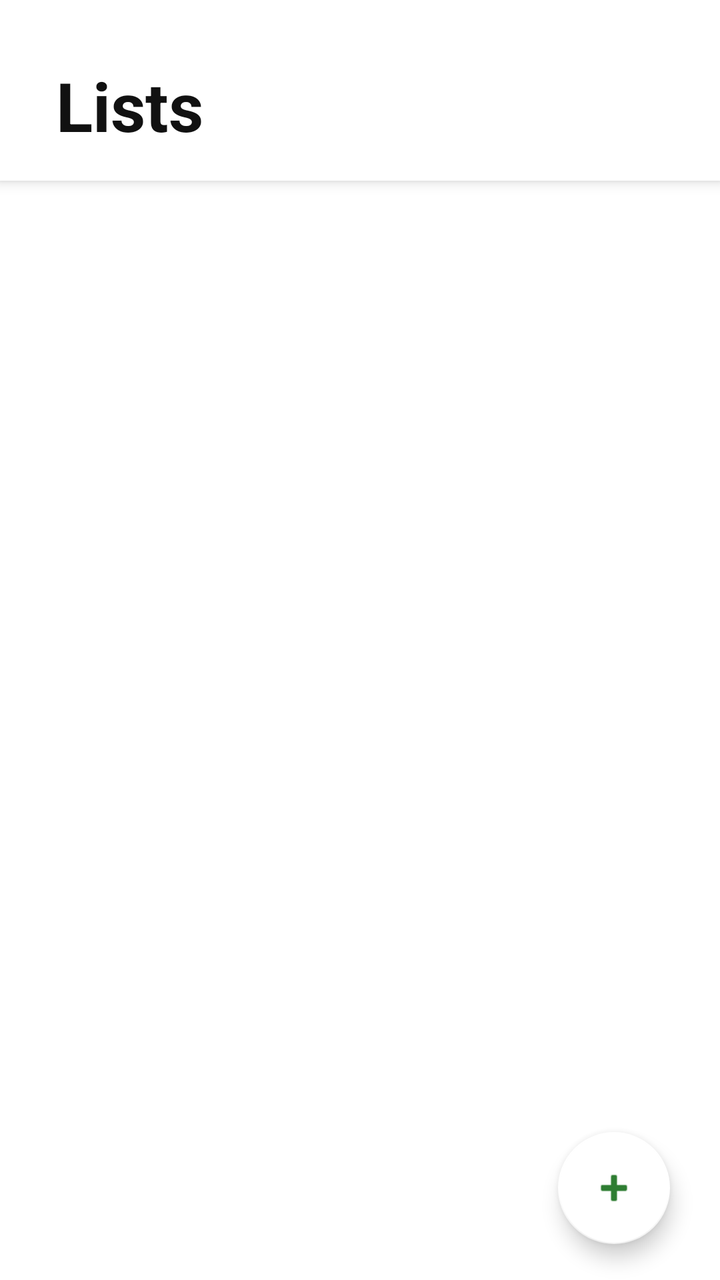
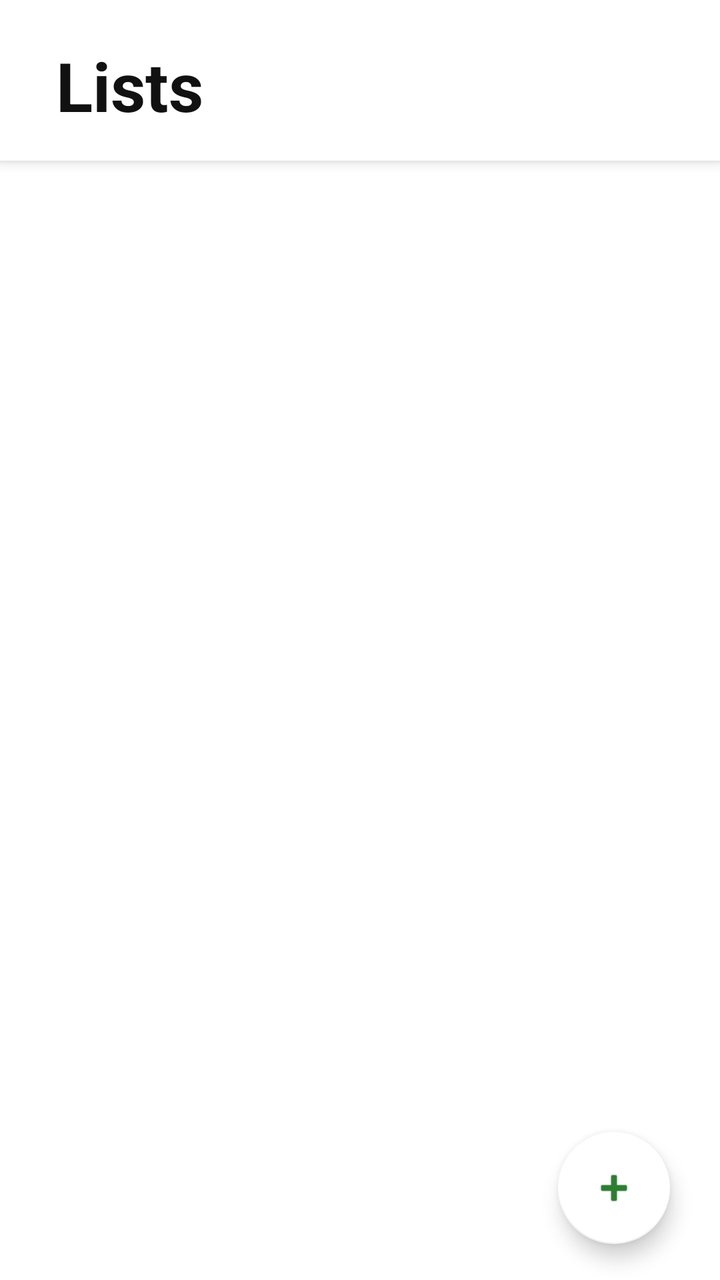

An Android layout rendered at two revisions. The XML below is the earlier revision; the diff shows what the commit changed to produce the second picture.
<!-- AndroidManifest.xml: application theme Theme.SafelystApp -->
<!-- res/layout/main_shopping_page.xml -->
<?xml version="1.0" encoding="utf-8"?>
<androidx.coordinatorlayout.widget.CoordinatorLayout xmlns:android="http://schemas.android.com/apk/res/android"
    android:layout_width="match_parent"
    android:layout_height="match_parent"
    xmlns:app="http://schemas.android.com/apk/res-auto"
    android:background="#FFFFFF">

    <com.google.android.material.appbar.AppBarLayout
        android:layout_width="match_parent"
        android:layout_height="wrap_content"
        android:background="#FFFFFF"
        android:elevation="0dp">

        <LinearLayout
            android:layout_width="match_parent"
            android:layout_height="wrap_content"
            android:orientation="vertical"
            android:paddingTop="30dp"
            android:paddingHorizontal="20dp"
            android:paddingBottom="15dp">

            <TextView
                android:id="@+id/listSelectedTitle"
                android:layout_width="wrap_content"
                android:layout_height="wrap_content"
                android:paddingStart="8dp"
                android:text="Lists"
                android:textColor="#111111"
                android:textSize="34sp"
                android:textStyle="bold" />

        </LinearLayout>
    </com.google.android.material.appbar.AppBarLayout>

    <androidx.recyclerview.widget.RecyclerView
        android:id="@+id/recyclerViewItems"
        android:layout_width="match_parent"
        android:layout_height="match_parent"
        app:layout_behavior="@string/appbar_scrolling_view_behavior"
        android:paddingTop="10dp"
        android:clipToPadding="false" />

    <com.google.android.material.floatingactionbutton.FloatingActionButton
        android:id="@+id/addNewListButton"
        android:layout_width="wrap_content"
        android:layout_height="wrap_content"
        android:src="@android:drawable/ic_input_add"
        app:backgroundTint="@android:color/background_light"
        app:tint="#2E7D32"
        android:layout_gravity="bottom|end"
        android:layout_marginBottom="18dp"
        android:outlineSpotShadowColor="@android:color/black"
        android:layout_marginRight="25dp"
        />


</androidx.coordinatorlayout.widget.CoordinatorLayout>
<!-- resources referenced by this layout -->
<resources>
  <style name="Theme.SafelystApp" parent="Theme.MaterialComponents.DayNight.DarkActionBar">
          
          <item name="colorPrimary">@color/purple_500</item>
          <item name="colorPrimaryVariant">@color/purple_700</item>
          <item name="colorOnPrimary">@color/white</item>
          
          <item name="colorSecondary">@color/teal_200</item>
          <item name="colorSecondaryVariant">@color/teal_700</item>
          <item name="colorOnSecondary">@color/black</item>
          
          <item name="android:statusBarColor">?attr/colorPrimaryVariant</item>
          
      </style>
  <color name="purple_500">#FF6200EE</color>
  <color name="purple_700">#FF3700B3</color>
  <color name="white">#FFFFFFFF</color>
  <color name="teal_200">#FF03DAC5</color>
  <color name="teal_700">#FF018786</color>
  <color name="black">#FF000000</color>
</resources>

<!-- the commit's change to res/layout/main_shopping_page.xml (unified diff, before → after) -->
@@ -15,7 +15,7 @@
             android:layout_width="match_parent"
             android:layout_height="wrap_content"
             android:orientation="vertical"
-            android:paddingTop="30dp"
+            android:paddingTop="20dp"
             android:paddingHorizontal="20dp"
             android:paddingBottom="15dp">
 
